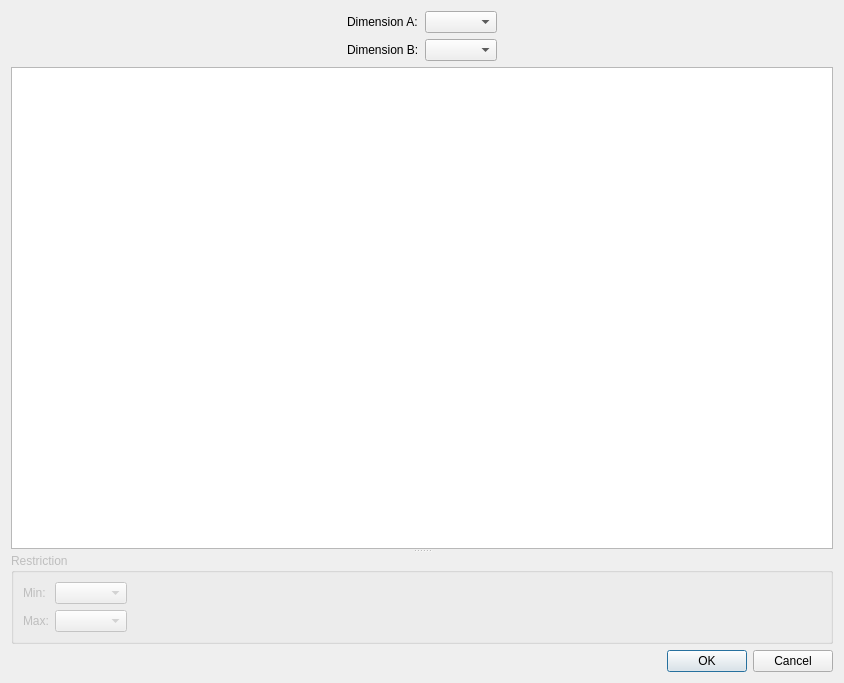
First picture: the form in src/app/tape/dialogs/dialogrestrictdimension.ui, repository dismine/valentina, before the edit.
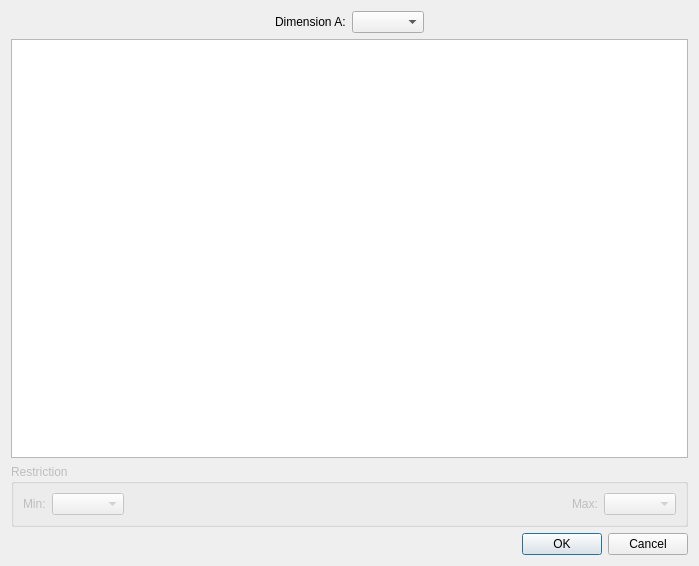
Second picture: the form after the edit. Icons and pictures are not drawn.

Commit message: Continue improving dialog Dimension restrictions.

The edit to the form file:
```diff
--- a/src/app/tape/dialogs/dialogrestrictdimension.ui
+++ b/src/app/tape/dialogs/dialogrestrictdimension.ui
@@ -6,44 +6,22 @@
    <rect>
     <x>0</x>
     <y>0</y>
-    <width>844</width>
-    <height>683</height>
+    <width>699</width>
+    <height>566</height>
    </rect>
   </property>
   <property name="windowTitle">
-   <string>Dialog</string>
+   <string>Restrict dimension</string>
+  </property>
+  <property name="windowIcon">
+   <iconset resource="../share/resources/tapeicon.qrc">
+    <normaloff>:/tapeicon/64x64/logo.png</normaloff>:/tapeicon/64x64/logo.png</iconset>
   </property>
   <layout class="QVBoxLayout" name="verticalLayout">
    <item>
     <layout class="QGridLayout" name="gridLayout_2">
-     <item row="1" column="3">
-      <spacer name="horizontalSpacer_2">
-       <property name="orientation">
-        <enum>Qt::Horizontal</enum>
-       </property>
-       <property name="sizeHint" stdset="0">
-        <size>
-         <width>40</width>
-         <height>20</height>
-        </size>
-       </property>
-      </spacer>
-     </item>
-     <item row="1" column="2">
-      <widget class="QComboBox" name="comboBoxDimensionB"/>
-     </item>
-     <item row="0" column="2">
-      <widget class="QComboBox" name="comboBoxDimensionA"/>
-     </item>
-     <item row="1" column="1">
-      <widget class="QLabel" name="labelDimensioB">
-       <property name="text">
-        <string>Dimension B:</string>
-       </property>
-      </widget>
-     </item>
-     <item row="0" column="3">
-      <spacer name="horizontalSpacer">
+     <item row="0" column="0">
+      <spacer name="horizontalSpacer_3">
        <property name="orientation">
         <enum>Qt::Horizontal</enum>
        </property>
@@ -62,21 +40,11 @@
        </property>
       </widget>
      </item>
-     <item row="0" column="0">
-      <spacer name="horizontalSpacer_3">
-       <property name="orientation">
-        <enum>Qt::Horizontal</enum>
-       </property>
-       <property name="sizeHint" stdset="0">
-        <size>
-         <width>40</width>
-         <height>20</height>
-        </size>
-       </property>
-      </spacer>
+     <item row="0" column="2">
+      <widget class="QComboBox" name="comboBoxDimensionA"/>
      </item>
-     <item row="1" column="0">
-      <spacer name="horizontalSpacer_4">
+     <item row="0" column="3">
+      <spacer name="horizontalSpacer">
        <property name="orientation">
         <enum>Qt::Horizontal</enum>
        </property>
@@ -91,10 +59,6 @@
     </layout>
    </item>
    <item>
-    <widget class="QSplitter" name="splitter">
-     <property name="orientation">
-      <enum>Qt::Vertical</enum>
-     </property>
      <widget class="QTableWidget" name="tableWidget">
       <property name="sizePolicy">
        <sizepolicy hsizetype="Expanding" vsizetype="Expanding">
@@ -102,7 +66,24 @@
         <verstretch>4</verstretch>
        </sizepolicy>
       </property>
-     </widget>
+     <property name="editTriggers">
+      <set>QAbstractItemView::CurrentChanged|QAbstractItemView::SelectedClicked</set>
+     </property>
+     <property name="selectionMode">
+      <enum>QAbstractItemView::SingleSelection</enum>
+     </property>
+     <property name="selectionBehavior">
+      <enum>QAbstractItemView::SelectRows</enum>
+     </property>
+     <property name="iconSize">
+      <size>
+       <width>24</width>
+       <height>24</height>
+      </size>
+     </property>
+    </widget>
+   </item>
+   <item>
      <widget class="QGroupBox" name="groupBoxRestriction">
       <property name="enabled">
        <bool>false</bool>
@@ -111,9 +92,6 @@
        <string>Restriction</string>
       </property>
       <layout class="QGridLayout" name="gridLayout">
-       <item row="0" column="1">
-        <widget class="QComboBox" name="comboBoxMin"/>
-       </item>
        <item row="0" column="0">
         <widget class="QLabel" name="label_4">
          <property name="text">
@@ -121,44 +99,33 @@
          </property>
         </widget>
        </item>
-       <item row="1" column="0">
+      <item row="0" column="1">
+       <widget class="QComboBox" name="comboBoxMin"/>
+      </item>
+      <item row="0" column="2">
+       <spacer name="horizontalSpacer_4">
+        <property name="orientation">
+         <enum>Qt::Horizontal</enum>
+        </property>
+        <property name="sizeHint" stdset="0">
+         <size>
+          <width>40</width>
+          <height>20</height>
+         </size>
+        </property>
+       </spacer>
+      </item>
+      <item row="0" column="3">
         <widget class="QLabel" name="label_5">
          <property name="text">
           <string>Max:</string>
          </property>
         </widget>
        </item>
-       <item row="1" column="1">
+      <item row="0" column="4">
         <widget class="QComboBox" name="comboBoxMax"/>
        </item>
-       <item row="0" column="2">
-        <spacer name="horizontalSpacer_5">
-         <property name="orientation">
-          <enum>Qt::Horizontal</enum>
-         </property>
-         <property name="sizeHint" stdset="0">
-          <size>
-           <width>40</width>
-           <height>20</height>
-          </size>
-         </property>
-        </spacer>
-       </item>
-       <item row="1" column="2">
-        <spacer name="horizontalSpacer_6">
-         <property name="orientation">
-          <enum>Qt::Horizontal</enum>
-         </property>
-         <property name="sizeHint" stdset="0">
-          <size>
-           <width>40</width>
-           <height>20</height>
-          </size>
-         </property>
-        </spacer>
-       </item>
-      </layout>
-     </widget>
+     </layout>
     </widget>
    </item>
    <item>
```
Left out of the diff: 4 changed lines with no effect on the pictures. Lines whose indentation alone changed are shown as unchanged. The commit also changes 15 other files.
